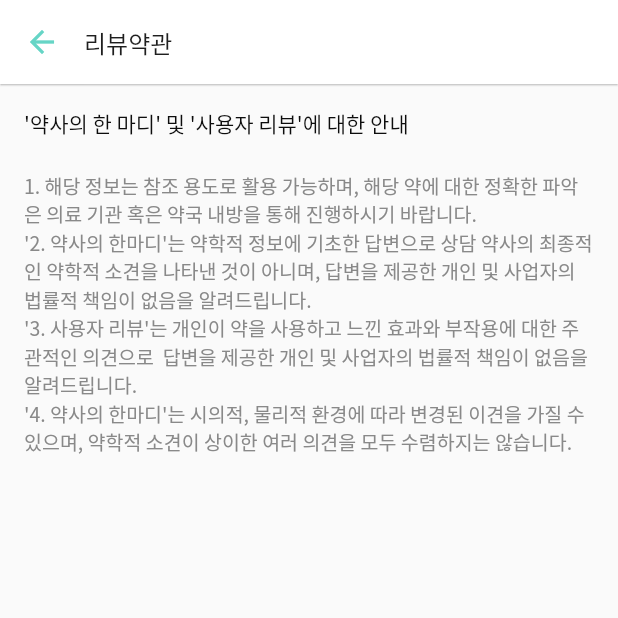
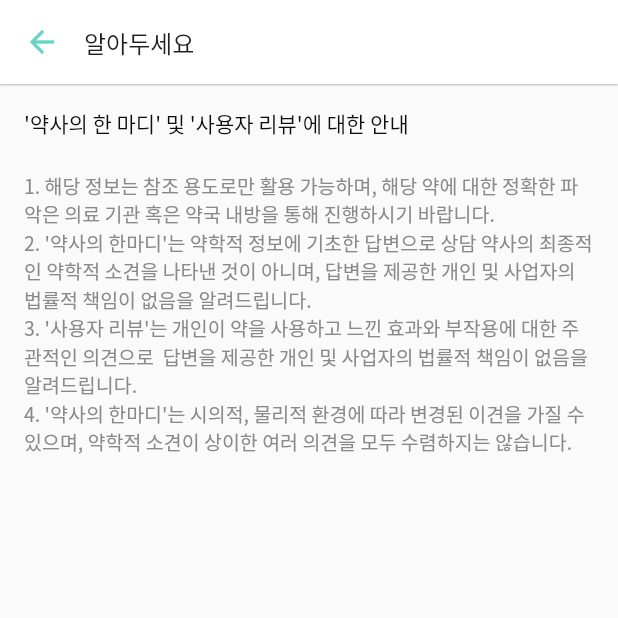
Before and after one commit to Semodrug/semo_ver2, a Flutter app: the ReviewPolicyMore screen opened directly, on a phone screen of 412 x 824 dp, the top half of it. Run offline on Flutter 3.47's test engine with Material 2 defaults, Android fonts, the phone set to English and light mode, and no system bars; our stand-ins replace camera, cloud_firestore, firebase_auth, firebase_core, firebase_storage, fl_chart and 7 more; missing offline and left inert: camera_platform_interface, dynamic_text_highlighting, firebase_ml_vision, flutter_facebook_auth; accounts and stored records are empty.

Commit message:
[UPDATE] 알아두세요

```diff
--- a/lib/review/review_policy_more.dart
+++ b/lib/review/review_policy_more.dart
@@ -6,7 +6,11 @@ class ReviewPolicyMore extends StatelessWidget {
   @override
   Widget build(BuildContext context) {
     return Scaffold(
-      appBar: CustomAppBarWithGoToBack("리뷰약관", Icon(Icons.arrow_back), 0.5,),
+      appBar: CustomAppBarWithGoToBack(
+        "알아두세요",
+        Icon(Icons.arrow_back),
+        0.5,
+      ),
       body: Padding(
         padding: const EdgeInsets.all(16.0),
         child: ListView(
@@ -15,23 +19,16 @@ class ReviewPolicyMore extends StatelessWidget {
                 style: Theme.of(context)
                     .textTheme
                     .bodyText2
-                    .copyWith(
-                  color: gray900 ,
-                  fontSize: 14
-                )),
+                    .copyWith(color: gray900, fontSize: 14)),
             Text(
-
-                "1. 해당 정보는 참조 용도로 활용 가능하며, 해당 약에 대한 정확한 파악은 의료 기관 혹은 약국 내방을 통해 진행하시기 바랍니다. \n"+
-        "'2. 약사의 한마디'는 약학적 정보에 기초한 답변으로 상담 약사의 최종적인 약학적 소견을 나타낸 것이 아니며, 답변을 제공한 개인 및 사업자의 법률적 책임이 없음을 알려드립니다.\n"+
-        "'3. 사용자 리뷰'는 개인이 약을 사용하고 느낀 효과와 부작용에 대한 주관적인 의견으로  답변을 제공한 개인 및 사업자의 법률적 책임이 없음을 알려드립니다.\n"+
-        "'4. 약사의 한마디'는 시의적, 물리적 환경에 따라 변경된 이견을 가질 수 있으며, 약학적 소견이 상이한 여러 의견을 모두 수렴하지는 않습니다.\n",
+                "1. 해당 정보는 참조 용도로만 활용 가능하며, 해당 약에 대한 정확한 파악은 의료 기관 혹은 약국 내방을 통해 진행하시기 바랍니다. \n" +
+                    "2. '약사의 한마디'는 약학적 정보에 기초한 답변으로 상담 약사의 최종적인 약학적 소견을 나타낸 것이 아니며, 답변을 제공한 개인 및 사업자의 법률적 책임이 없음을 알려드립니다.\n" +
+                    "3. '사용자 리뷰'는 개인이 약을 사용하고 느낀 효과와 부작용에 대한 주관적인 의견으로  답변을 제공한 개인 및 사업자의 법률적 책임이 없음을 알려드립니다.\n" +
+                    "4. '약사의 한마디'는 시의적, 물리적 환경에 따라 변경된 이견을 가질 수 있으며, 약학적 소견이 상이한 여러 의견을 모두 수렴하지는 않습니다.\n",
                 style: Theme.of(context)
                     .textTheme
                     .bodyText2
-                    .copyWith(
-                  color: gray500 ,
-                    fontSize: 13
-                ))
+                    .copyWith(color: gray500, fontSize: 13))
           ],
         ),
       ),
```
